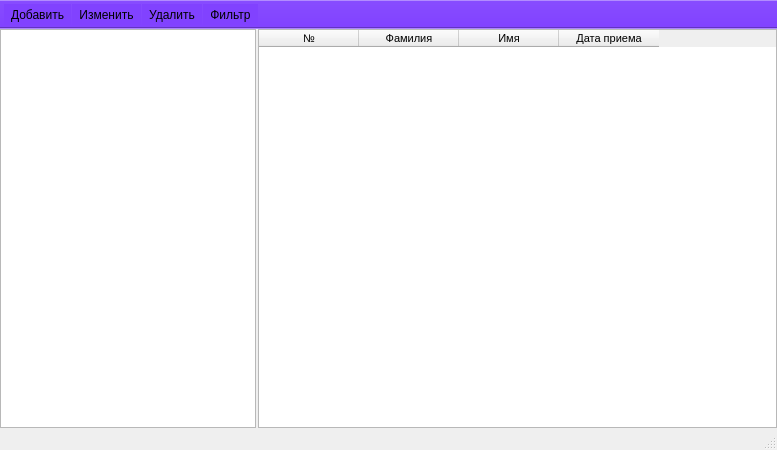
The window that ui/staff.ui (Meller008/CRM-Avi) describes before a commit, drawn with Qt 5.
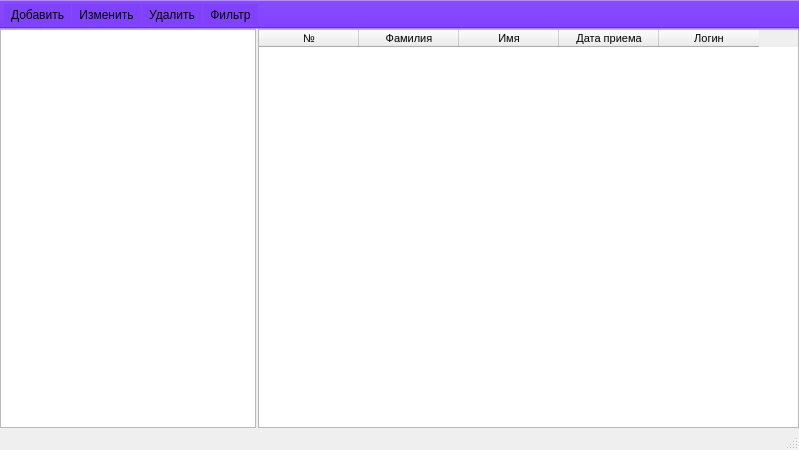
The same window after the commit.

Commit message: работа - Добавлена колонка лоин в список швей

```diff
--- a/ui/staff.ui
+++ b/ui/staff.ui
@@ -6,7 +6,7 @@
    <rect>
     <x>0</x>
     <y>0</y>
-    <width>777</width>
+    <width>799</width>
     <height>450</height>
    </rect>
   </property>
@@ -89,6 +89,11 @@
         <string>Дата приема</string>
        </property>
       </column>
+      <column>
+       <property name="text">
+        <string>Логин</string>
+       </property>
+      </column>
      </widget>
     </item>
    </layout>
```
The commit also changes 1 other file.
